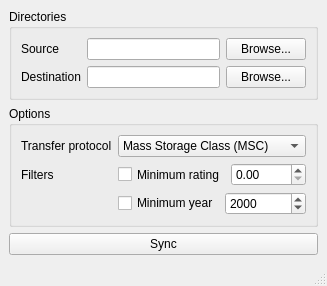
serpest/MusicSync, file musicsync/resources/ui/main_window.ui: the form before one commit.
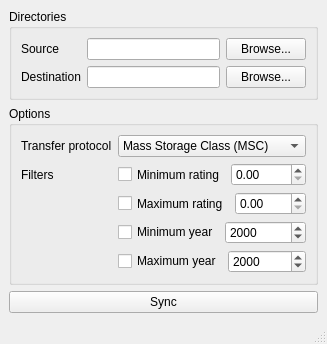
The form after the commit.

Diff of the .ui file:
```diff
--- a/musicsync/resources/ui/main_window.ui
+++ b/musicsync/resources/ui/main_window.ui
@@ -101,6 +101,33 @@
         </layout>
        </item>
        <item row="3" column="1">
+        <layout class="QHBoxLayout" name="maximumRatingBox">
+         <item>
+          <widget class="QCheckBox" name="maximumRatingCheckBox">
+           <property name="sizePolicy">
+            <sizepolicy hsizetype="Preferred" vsizetype="Preferred">
+             <horstretch>0</horstretch>
+             <verstretch>0</verstretch>
+            </sizepolicy>
+           </property>
+           <property name="text">
+            <string>Maximum rating</string>
+           </property>
+          </widget>
+         </item>
+         <item>
+          <widget class="QDoubleSpinBox" name="maximumRatingSpinBox">
+           <property name="maximum">
+            <double>5.000000000000000</double>
+           </property>
+           <property name="singleStep">
+            <double>0.500000000000000</double>
+           </property>
+          </widget>
+         </item>
+        </layout>
+       </item>
+       <item row="4" column="1">
         <layout class="QHBoxLayout" name="minimumYearBox">
          <item>
           <widget class="QCheckBox" name="minimumYearCheckBox">
@@ -121,6 +148,27 @@
          </item>
         </layout>
        </item>
+       <item row="5" column="1">
+        <layout class="QHBoxLayout" name="maximumYearBox">
+         <item>
+          <widget class="QCheckBox" name="maximumYearCheckBox">
+           <property name="text">
+            <string>Maximum year</string>
+           </property>
+          </widget>
+         </item>
+         <item>
+          <widget class="QSpinBox" name="maximumYearSpinBox">
+           <property name="maximum">
+            <number>9999</number>
+           </property>
+           <property name="value">
+            <number>2000</number>
+           </property>
+          </widget>
+         </item>
+        </layout>
+       </item>
       </layout>
      </widget>
     </item>
```
